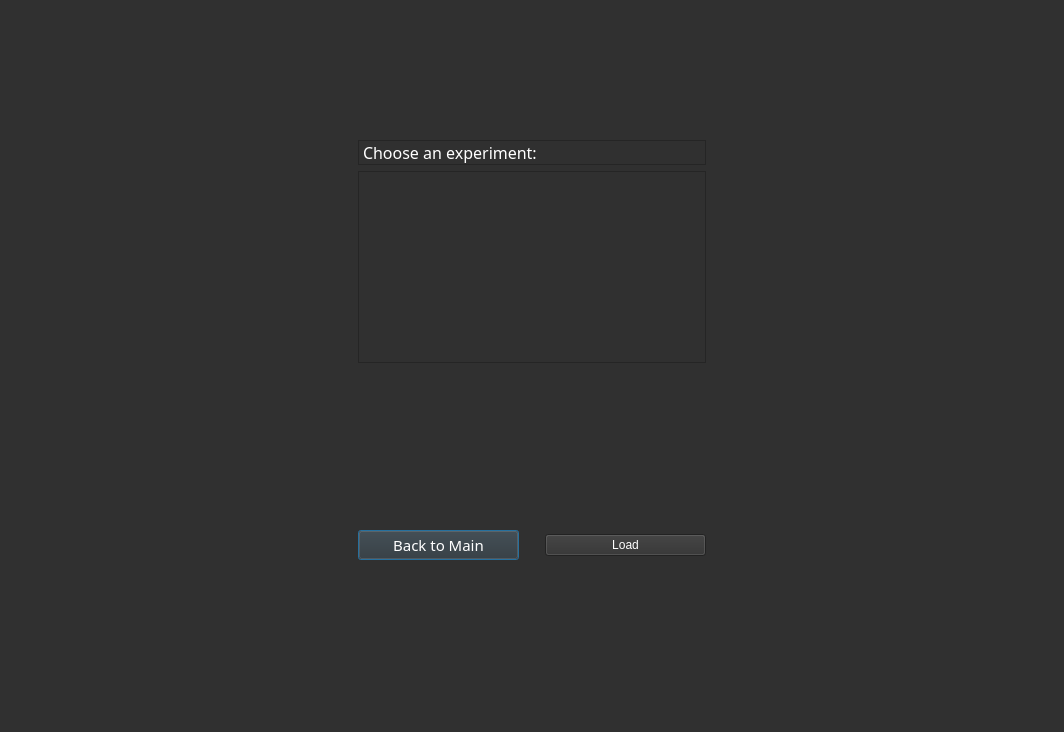
Before: the Qt Designer form app/dialogs/frames/load_experiment.ui in jnicoleoliveira/SPECData, drawn with Qt 5.
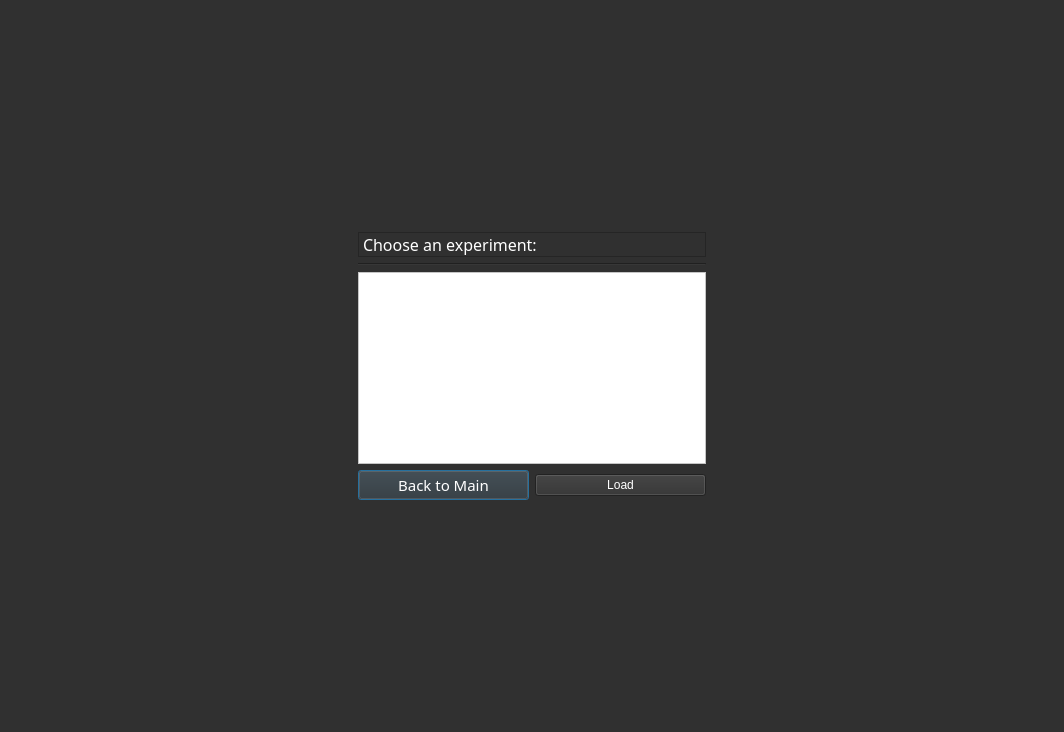
After: the same form once the commit is applied.

```diff
--- a/app/dialogs/frames/load_experiment.ui
+++ b/app/dialogs/frames/load_experiment.ui
@@ -20,7 +20,7 @@
 </string>
   </property>
   <layout class="QGridLayout" name="gridLayout_4">
-   <item row="0" column="2">
+   <item row="1" column="2">
     <spacer name="horizontalSpacer_2">
      <property name="orientation">
       <enum>Qt::Horizontal</enum>
@@ -36,9 +36,25 @@
      </property>
     </spacer>
    </item>
-   <item row="0" column="1">
+   <item row="1" column="0">
+    <spacer name="horizontalSpacer">
+     <property name="orientation">
+      <enum>Qt::Horizontal</enum>
+     </property>
+     <property name="sizeType">
+      <enum>QSizePolicy::MinimumExpanding</enum>
+     </property>
+     <property name="sizeHint" stdset="0">
+      <size>
+       <width>20</width>
+       <height>10</height>
+      </size>
+     </property>
+    </spacer>
+   </item>
+   <item row="1" column="1">
     <layout class="QGridLayout" name="gridLayout">
-     <item row="2" column="0">
+     <item row="3" column="0">
       <widget class="QListWidget" name="listWidget">
        <property name="sizePolicy">
         <sizepolicy hsizetype="Expanding" vsizetype="Expanding">
@@ -46,24 +62,12 @@
          <verstretch>0</verstretch>
         </sizepolicy>
        </property>
+       <property name="styleSheet">
+        <string notr="true">background-color: rgb(255, 255, 255);
+color: rgb(25, 25, 25);</string>
+       </property>
       </widget>
      </item>
-     <item row="0" column="0">
-      <spacer name="verticalSpacer">
-       <property name="orientation">
-        <enum>Qt::Vertical</enum>
-       </property>
-       <property name="sizeType">
-        <enum>QSizePolicy::MinimumExpanding</enum>
-       </property>
-       <property name="sizeHint" stdset="0">
-        <size>
-         <width>20</width>
-         <height>40</height>
-        </size>
-       </property>
-      </spacer>
-     </item>
      <item row="1" column="0">
       <widget class="QLabel" name="title_lbl">
        <property name="font">
@@ -87,9 +91,16 @@
        </property>
       </widget>
      </item>
+     <item row="2" column="0">
+      <widget class="Line" name="line">
+       <property name="orientation">
+        <enum>Qt::Horizontal</enum>
+       </property>
+      </widget>
+     </item>
     </layout>
    </item>
-   <item row="1" column="1">
+   <item row="2" column="1">
     <layout class="QGridLayout" name="gridLayout_3">
      <item row="0" column="0">
       <widget class="QPushButton" name="back_btn">
@@ -125,7 +136,7 @@
        </property>
       </widget>
      </item>
-     <item row="0" column="2">
+     <item row="0" column="1">
       <widget class="QPushButton" name="load_btn">
        <property name="autoFillBackground">
         <bool>false</bool>
@@ -151,28 +162,12 @@
        </property>
       </widget>
      </item>
-     <item row="0" column="1">
-      <spacer name="verticalSpacer_4">
-       <property name="orientation">
-        <enum>Qt::Vertical</enum>
-       </property>
-       <property name="sizeType">
-        <enum>QSizePolicy::MinimumExpanding</enum>
-       </property>
-       <property name="sizeHint" stdset="0">
-        <size>
-         <width>20</width>
-         <height>50</height>
-        </size>
-       </property>
-      </spacer>
-     </item>
     </layout>
    </item>
-   <item row="0" column="0">
-    <spacer name="horizontalSpacer">
+   <item row="0" column="1">
+    <spacer name="verticalSpacer">
      <property name="orientation">
-      <enum>Qt::Horizontal</enum>
+      <enum>Qt::Vertical</enum>
      </property>
      <property name="sizeType">
       <enum>QSizePolicy::MinimumExpanding</enum>
@@ -180,7 +175,20 @@
      <property name="sizeHint" stdset="0">
       <size>
        <width>20</width>
-       <height>10</height>
+       <height>40</height>
+      </size>
+     </property>
+    </spacer>
+   </item>
+   <item row="3" column="1">
+    <spacer name="verticalSpacer_2">
+     <property name="orientation">
+      <enum>Qt::Vertical</enum>
+     </property>
+     <property name="sizeHint" stdset="0">
+      <size>
+       <width>20</width>
+       <height>40</height>
       </size>
      </property>
     </spacer>
```
